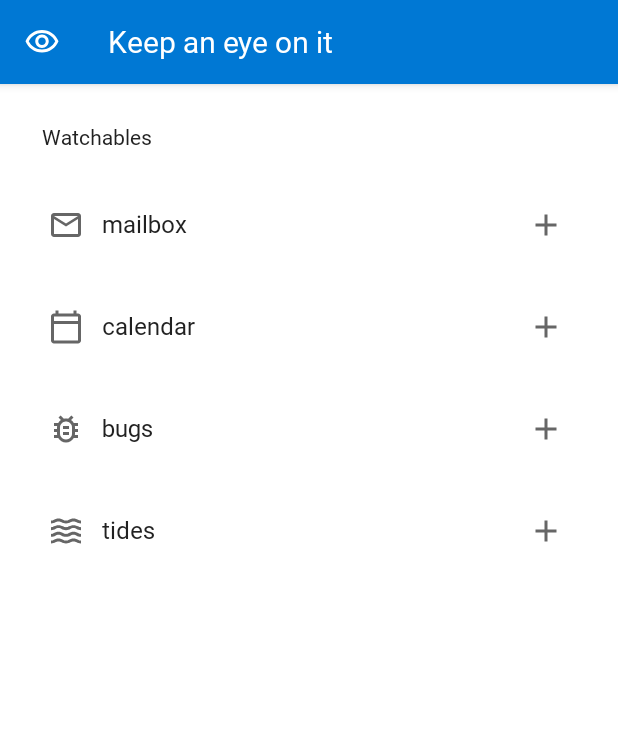
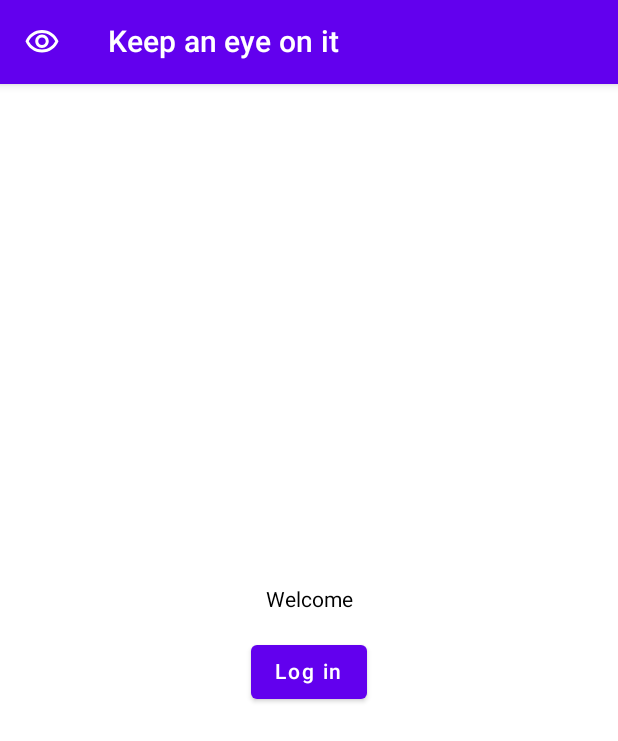
Before and after one commit to AzureAD/declaredaccess, an Android app built with Jetpack Compose: the screen it shows after launch (MainActivity), on a phone screen of 412 x 824 dp. Shown: the top 741 px of the screen. Run offline under Robolectric (Android 15) with nearby library versions, the phone set to English and light mode, and no system bars; Roboto replaces fonts that are not available here.

Commit message:
custom AuthNavHost, without annotation

```diff
--- a/projects/android/eyeonit/src/main/java/io/eyeonit/eyeonit/Home.kt
+++ /dev/null
@@ -1,63 +0,0 @@
-package io.eyeonit.eyeonit
-
-import android.util.Log
-import androidx.compose.foundation.layout.Box
-import androidx.compose.foundation.layout.padding
-import androidx.compose.material.*
-import androidx.compose.material.icons.Icons
-import androidx.compose.material.icons.outlined.Visibility
-import androidx.compose.runtime.Composable
-import androidx.compose.ui.Modifier
-import androidx.compose.ui.unit.dp
-import androidx.navigation.compose.NavHost
-import androidx.navigation.compose.composable
-import androidx.navigation.compose.currentBackStackEntryAsState
-import androidx.navigation.compose.rememberNavController
-import io.eyeonit.eyeonit.ui.mailbox.EmailWatchable
-import io.eyeonit.eyeonit.ui.theme.EyeonitTheme
-import io.eyeonit.eyeonit.ui.watchables.WatchablesBody
-
-@Composable
-fun Home() {
-    EyeonitTheme {
-        val navController = rememberNavController()
-        val backstackEntry = navController.currentBackStackEntryAsState()
-        Scaffold(
-            topBar = { AppBar() }
-        ) { innerPadding ->
-            NavHost(
-                navController = navController,
-                        startDestination = "Watchables",
-                Modifier.padding(innerPadding)
-            ) {
-                composable("Watchables"){
-                    WatchablesBody(
-                        onWatchableClick = { name ->
-                            navController.navigate(name);
-                        }
-                    )
-                }
-                composable("mailbox"){
-                    EmailWatchable(title = "keep an eye on a mailbox")
-                }
-            }
-        }
-    }
-}
-
-@Composable
-private fun AppBar() {11
-    TopAppBar(
-        navigationIcon = {
-            Icon(
-                imageVector = Icons.Outlined.Visibility,
-                contentDescription = null,
-                modifier = Modifier.padding(horizontal = 12.dp)
-            )
-        },
-        title = {
-            Text(text = "Keep an eye on it")
-        },
-        backgroundColor = MaterialTheme.colors.primarySurface
-    )
-}
--- a/projects/android/eyeonit/src/main/java/io/eyeonit/eyeonit/MainActivity.kt
+++ b/projects/android/eyeonit/src/main/java/io/eyeonit/eyeonit/MainActivity.kt
@@ -3,16 +3,71 @@ package io.eyeonit.eyeonit
 import android.os.Bundle
 import androidx.activity.ComponentActivity
 import androidx.activity.compose.setContent
+import androidx.compose.foundation.layout.padding
+import androidx.compose.material.Icon
+import androidx.compose.material.MaterialTheme
+import androidx.compose.material.Scaffold
 import androidx.compose.material.Surface
+import androidx.compose.material.Text
+import androidx.compose.material.TopAppBar
+import androidx.compose.material.icons.Icons
+import androidx.compose.material.icons.outlined.Visibility
+import androidx.compose.material.primarySurface
+import androidx.compose.runtime.Composable
+import androidx.compose.ui.Modifier
+import androidx.compose.ui.unit.dp
+import androidx.navigation.compose.composable
+import androidx.navigation.compose.rememberNavController
+import io.eyeonit.eyeonit.navigation.AuthNavHost
+import io.eyeonit.eyeonit.navigation.ProtectedRoutesNav
+import io.eyeonit.eyeonit.navigation.UnprotectedRoutesNav
+import io.eyeonit.eyeonit.navigation.RootNav
+import io.eyeonit.eyeonit.navigation.introGraph
+import io.eyeonit.eyeonit.navigation.mainGraph
+import io.eyeonit.eyeonit.ui.SplashScreen
 
 class MainActivity : ComponentActivity() {
     override fun onCreate(savedInstanceState: Bundle?) {
         super.onCreate(savedInstanceState)
-        setContent{
+        setContent {
             Surface {
-                Home()
+                val navController = rememberNavController()
+                Scaffold(
+                    topBar = { AppBar() }
+                ) { innerPadding ->
+                    AuthNavHost(
+                        navController,
+                        modifier = Modifier.padding(innerPadding),
+                        splashScreenId = RootNav.SPLASH_SCREEN,
+                        splashScreen = {
+                            composable(RootNav.SPLASH_SCREEN) {
+                                SplashScreen()
+                            }
+                        },
+                        protectedRoutesRootId = ProtectedRoutesNav.ROUTE,
+                        protectedRoutes = { mainGraph(navController) },
+                        unprotectedRoutesRootId = UnprotectedRoutesNav.ROUTE,
+                        unprotectedRoutes = { introGraph(navController) }
+                    )
+                }
             }
         }
     }
+}
 
+@Composable
+private fun AppBar() {
+    TopAppBar(
+        navigationIcon = {
+            Icon(
+                imageVector = Icons.Outlined.Visibility,
+                contentDescription = null,
+                modifier = Modifier.padding(horizontal = 12.dp)
+            )
+        },
+        title = {
+            Text(text = "Keep an eye on it")
+        },
+        backgroundColor = MaterialTheme.colors.primarySurface
+    )
 }
--- a/projects/android/eyeonit/src/main/java/io/eyeonit/eyeonit/data/EyeonitData.kt
+++ /dev/null
@@ -1,40 +0,0 @@
-package io.eyeonit.eyeonit.data
-
-import androidx.compose.material.icons.Icons
-import androidx.compose.material.icons.outlined.BugReport
-import androidx.compose.material.icons.outlined.CalendarToday
-import androidx.compose.material.icons.outlined.Mail
-import androidx.compose.material.icons.outlined.Waves
-import androidx.compose.ui.graphics.vector.ImageVector
-
-data class Watchable(
-    val name: String,
-    val featureId: Int,
-    val icon: ImageVector
-)
-
-//https://fonts.google.com/icons
-object EyeonitData {
-  val watchables: List<Watchable> = listOf(
-      Watchable(
-          "mailbox",
-          1,
-          Icons.Outlined.Mail
-      ),
-      Watchable(
-          "calendar",
-          2,
-          Icons.Outlined.CalendarToday
-      ),
-      Watchable(
-          "bugs",
-          3,
-          Icons.Outlined.BugReport
-      ),
-      Watchable(
-          "tides",
-          4,
-          Icons.Outlined.Waves
-      )
-  )
-}
--- /dev/null
+++ b/projects/android/eyeonit/src/main/java/io/eyeonit/eyeonit/navigation/AuthNavHost.kt
@@ -0,0 +1,48 @@
+package io.eyeonit.eyeonit.navigation
+
+import androidx.compose.runtime.Composable
+import androidx.compose.runtime.LaunchedEffect
+import androidx.compose.ui.Modifier
+import androidx.navigation.NavGraphBuilder
+import androidx.navigation.NavHostController
+import androidx.navigation.compose.NavHost
+
+@Composable
+fun AuthNavHost(
+    navController: NavHostController,
+    modifier: Modifier = Modifier,
+    route: String? = null,
+    splashScreenId: String,
+    splashScreen: NavGraphBuilder.() -> Unit,
+    protectedRoutesRootId: String,
+    protectedRoutes: NavGraphBuilder.() -> Unit,
+    unprotectedRoutesRootId: String,
+    unprotectedRoutes: NavGraphBuilder.() -> Unit
+) {
+    LaunchedEffect(Unit) {
+        val userIsLoggedIn = false
+        if (userIsLoggedIn) {
+            navController.navigateAndReplaceStartRoute(protectedRoutesRootId)
+        } else {
+            navController.navigateAndReplaceStartRoute(unprotectedRoutesRootId)
+        }
+    }
+
+    NavHost(
+        navController,
+        startDestination = splashScreenId,
+        modifier = modifier,
+        route = route,
+        builder = {
+            splashScreen()
+            protectedRoutes()
+            unprotectedRoutes()
+        }
+    )
+}
+
+fun NavHostController.navigateAndReplaceStartRoute(newHomeRoute: String) {
+    popBackStack(graph.startDestinationId, true)
+    graph.setStartDestination(newHomeRoute)
+    navigate(newHomeRoute)
+}
--- /dev/null
+++ b/projects/android/eyeonit/src/main/java/io/eyeonit/eyeonit/navigation/IntroNav.kt
@@ -0,0 +1,15 @@
+package io.eyeonit.eyeonit.navigation
+
+import androidx.navigation.NavController
+import androidx.navigation.NavGraphBuilder
+import androidx.navigation.compose.composable
+import androidx.navigation.compose.navigation
+import io.eyeonit.eyeonit.ui.WelcomeScreen
+
+fun NavGraphBuilder.introGraph(navController: NavController) {
+    navigation(startDestination = UnprotectedRoutesNav.WELCOME_SCREEN, route = UnprotectedRoutesNav.ROUTE) {
+        composable(UnprotectedRoutesNav.WELCOME_SCREEN) {
+            WelcomeScreen(navController)
+        }
+    }
+}
--- /dev/null
+++ b/projects/android/eyeonit/src/main/java/io/eyeonit/eyeonit/navigation/MainNav.kt
@@ -0,0 +1,19 @@
+package io.eyeonit.eyeonit.navigation
+
+import androidx.navigation.NavController
+import androidx.navigation.NavGraphBuilder
+import androidx.navigation.compose.composable
+import androidx.navigation.compose.navigation
+import io.eyeonit.eyeonit.ui.HomeScreen
+import io.eyeonit.eyeonit.ui.SettingsScreen
+
+fun NavGraphBuilder.mainGraph(navController: NavController) {
+    navigation(startDestination = ProtectedRoutesNav.HOME_SCREEN, route = ProtectedRoutesNav.ROUTE) {
+        composable(ProtectedRoutesNav.HOME_SCREEN){
+            HomeScreen(navController)
+        }
+        composable(ProtectedRoutesNav.SETTINGS_SCREEN){
+            SettingsScreen(navController)
+        }
+    }
+}
--- /dev/null
+++ b/projects/android/eyeonit/src/main/java/io/eyeonit/eyeonit/ui/Splash.kt
@@ -0,0 +1,35 @@
+package io.eyeonit.eyeonit.ui
+
+import androidx.compose.foundation.layout.Arrangement
+import androidx.compose.foundation.layout.Column
+import androidx.compose.foundation.layout.fillMaxSize
+import androidx.compose.foundation.layout.padding
+import androidx.compose.material.CircularProgressIndicator
+import androidx.compose.material.Text
+import androidx.compose.runtime.Composable
+import androidx.compose.ui.Alignment
+import androidx.compose.ui.Modifier
+import androidx.compose.ui.tooling.preview.Preview
+import androidx.compose.ui.unit.dp
+import androidx.navigation.compose.rememberNavController
+
+@Composable
+fun SplashScreen() {
+    Column(
+        modifier = Modifier.fillMaxSize(),
+        verticalArrangement = Arrangement.Center,
+        horizontalAlignment = Alignment.CenterHorizontally
+    ) {
+        Text("Loading...")
+        CircularProgressIndicator(
+            modifier = Modifier.padding(16.dp)
+        )
+    }
+}
+
+@Preview
+@Composable
+fun SplashPreview() {
+    val navController = rememberNavController()
+    SplashScreen()
+}
--- /dev/null
+++ b/projects/android/eyeonit/src/main/java/io/eyeonit/eyeonit/ui/Welcome.kt
@@ -0,0 +1,38 @@
+package io.eyeonit.eyeonit.ui
+
+import androidx.compose.foundation.layout.Arrangement
+import androidx.compose.foundation.layout.Column
+import androidx.compose.foundation.layout.fillMaxSize
+import androidx.compose.foundation.layout.padding
+import androidx.compose.material.Button
+import androidx.compose.material.Text
+import androidx.compose.runtime.Composable
+import androidx.compose.ui.Alignment
+import androidx.compose.ui.Modifier
+import androidx.compose.ui.tooling.preview.Preview
+import androidx.compose.ui.unit.dp
+import androidx.navigation.NavController
+import androidx.navigation.compose.rememberNavController
+
+@Composable
+fun WelcomeScreen(navController: NavController) {
+    Column(
+        modifier = Modifier.fillMaxSize(),
+        verticalArrangement = Arrangement.Center,
+        horizontalAlignment = Alignment.CenterHorizontally
+    ) {
+        Text("Welcome")
+        Button(onClick = {
+
+        }, modifier = Modifier.padding(16.dp)) {
+            Text("Log in")
+        }
+    }
+}
+
+@Preview
+@Composable
+fun WelcomePreview() {
+    val navController = rememberNavController()
+    WelcomeScreen(navController = navController)
+}
--- a/projects/android/eyeonit/src/main/java/io/eyeonit/eyeonit/ui/common/Common.kt
+++ /dev/null
@@ -1,97 +0,0 @@
-package io.eyeonit.eyeonit.ui.common
-
-import androidx.compose.foundation.BorderStroke
-import androidx.compose.foundation.clickable
-import androidx.compose.foundation.layout.*
-import androidx.compose.material.*
-import androidx.compose.material.icons.Icons
-import androidx.compose.material.icons.outlined.Add
-import androidx.compose.runtime.Composable
-import androidx.compose.runtime.CompositionLocalProvider
-import androidx.compose.ui.Alignment
-import androidx.compose.ui.Modifier
-import androidx.compose.ui.semantics.clearAndSetSemantics
-import androidx.compose.ui.semantics.contentDescription
-import androidx.compose.ui.unit.dp
-import io.eyeonit.eyeonit.data.EyeonitData
-import io.eyeonit.eyeonit.data.Watchable
-import io.eyeonit.eyeonit.ui.theme.DarkGray
-
-public val DefaultPadding = 12.dp
-
-@Composable
-private fun <T> BaseCard(
-    title: String,
-    data: List<T>,
-    row: @Composable (T) -> Unit
-) {
-        Column {
-            Column(androidx.compose.ui.Modifier.padding(DefaultPadding)) {
-                Text(text = title, style = MaterialTheme.typography.subtitle2)
-            }
-            Column(Modifier.padding(start = 16.dp, top = 4.dp, end = 8.dp)) {
-                data.forEach { row(it) }
-            }
-        }
-}
-
-/**
- * The Accounts card within the Rally Overview screen.
- */
-@Composable
-fun WatchablesCard(
-    onWatchableClick: (String) -> Unit = {}
-) {
-    BaseCard(
-        title = "Watchables",
-        data = EyeonitData.watchables
-    ){
-        watchable ->
-        WatchableRow(
-            modifier = Modifier.clickable {
-                onWatchableClick(watchable.name)
-            },
-            watchable = watchable
-        )
-    }
-}
-
-
-@Composable
-private fun WatchableRow(
-    modifier: Modifier = Modifier,
-    watchable: Watchable
-) {
-    Row(
-        modifier = modifier
-            .height(68.dp),
-        verticalAlignment = Alignment.CenterVertically
-    ) {
-        val typography = MaterialTheme.typography
-        Column(Modifier) {
-            CompositionLocalProvider(LocalContentAlpha provides ContentAlpha.medium) {
-                Icon(
-                    imageVector = watchable.icon,
-                    contentDescription = null,
-                    modifier = Modifier
-                        .padding(end = 12.dp)
-                        .size(24.dp)
-                )
-            }
-        }
-        Column(Modifier) {
-            Text(text = watchable.name)
-        }
-        Spacer(Modifier.weight(1f))
-        CompositionLocalProvider(LocalContentAlpha provides ContentAlpha.medium) {
-            Icon(
-                imageVector = Icons.Outlined.Add,
-                contentDescription = null,
-                modifier = Modifier
-                    .padding(end = 12.dp)
-                    .size(24.dp)
-            )
-        }
-    }
-
-}
--- a/projects/android/eyeonit/src/main/java/io/eyeonit/eyeonit/ui/watchables/Watchables.kt
+++ /dev/null
@@ -1,26 +0,0 @@
-package io.eyeonit.eyeonit.ui.watchables
-
-import androidx.compose.foundation.layout.Column
-import androidx.compose.foundation.layout.padding
-import androidx.compose.foundation.rememberScrollState
-import androidx.compose.foundation.verticalScroll
-import androidx.compose.runtime.Composable
-import androidx.compose.ui.Modifier
-import androidx.compose.ui.semantics.contentDescription
-import androidx.compose.ui.semantics.semantics
-import androidx.compose.ui.unit.dp
-import io.eyeonit.eyeonit.ui.common.WatchablesCard
-
-@Composable
-fun WatchablesBody(
-    onWatchableClick: (String) -> Unit
-) {
-    Column(
-        modifier = Modifier
-            .padding(16.dp)
-            .verticalScroll(rememberScrollState())
-            .semantics { contentDescription = "Overview Screen" }
-    ) {
-        WatchablesCard(onWatchableClick)
-    }
-}
--- a/projects/android/secure/build.gradle.kts
+++ b/projects/android/secure/build.gradle.kts
@@ -75,13 +75,11 @@ dependencies {
     //Kotlin Symbolic processing
     implementation("com.google.devtools.ksp:symbol-processing-api:1.5.31-1.0.0")
 
-    val roomVersion = "2.3.0"
+    val roomVersion = "2.4.2"
 
     implementation("androidx.room:room-runtime:$roomVersion")
     annotationProcessor("androidx.room:room-compiler:$roomVersion")
 
-    // To use Kotlin annotation processing tool (kapt)
-    kapt("androidx.room:room-compiler:$roomVersion")
     // To use Kotlin Symbolic Processing (KSP)
     ksp("androidx.room:room-compiler:$roomVersion")
 
```
Also changed, not shown: projects/android/eyeonit/src/main/java/io/eyeonit/eyeonit/navigation/NavDefinitions.kt (added, +16 -0 lines), projects/android/eyeonit/src/main/java/io/eyeonit/eyeonit/repositories/EyesRepo.kt (deleted, +0 -37 lines), projects/android/eyeonit/src/main/java/io/eyeonit/eyeonit/repositories/MailRepo.kt (deleted, +0 -27 lines), projects/android/eyeonit/src/main/java/io/eyeonit/eyeonit/ui/Home.kt (added, +44 -0 lines), projects/android/eyeonit/src/main/java/io/eyeonit/eyeonit/ui/Settings.kt (added, +36 -0 lines), projects/android/eyeonit/src/main/java/io/eyeonit/eyeonit/ui/mailbox/Mailbox.kt (deleted, +0 -53 lines).
